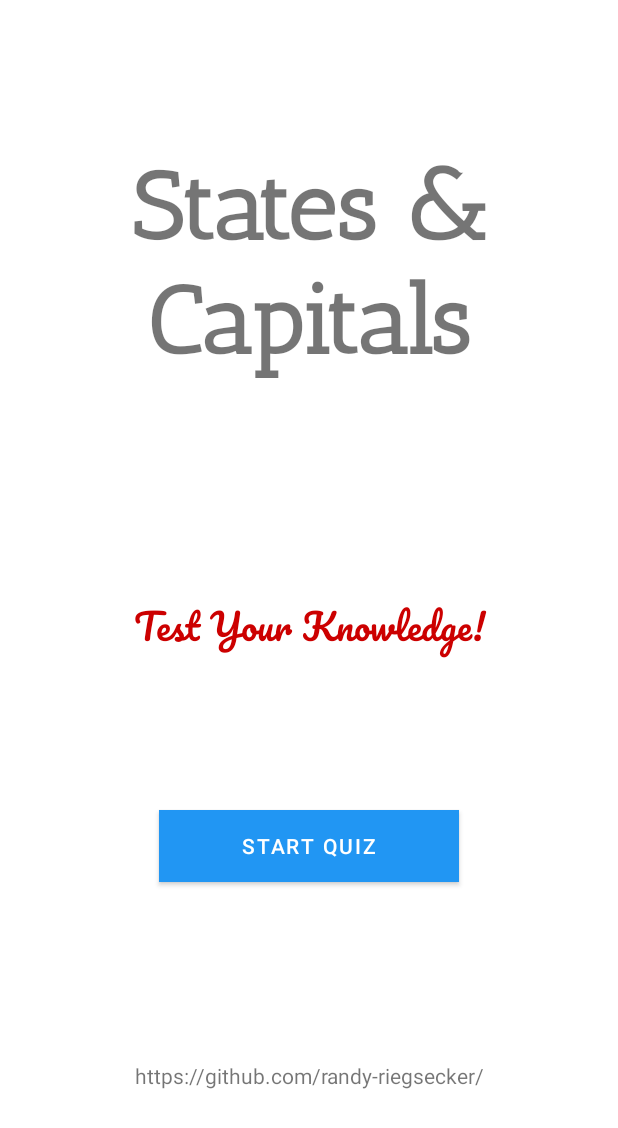
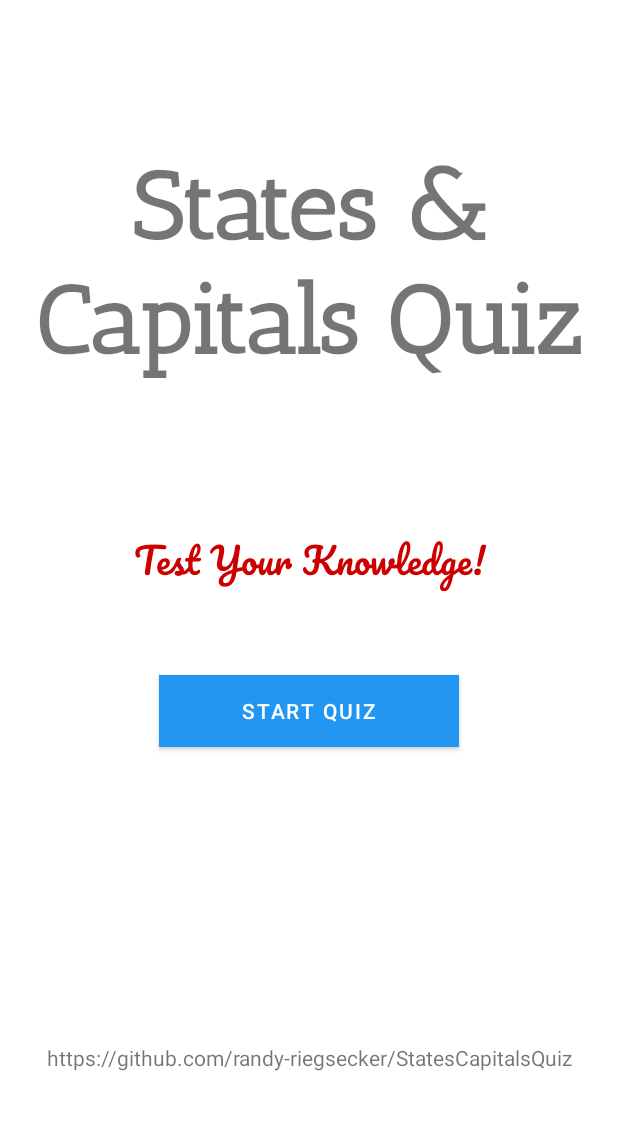
Before and after one commit to randy-riegsecker/StatesCapitalsQuiz, an Android app: the screen it shows after launch (MainActivity), on a phone screen of 412 x 824 dp. Shown: the top 1128 px of the screen. Run offline under Robolectric (Android 15) with nearby library versions, the phone set to English and light mode, and no system bars.

Commit message:
Initial Commit

```diff
--- a/app/build.gradle
+++ b/app/build.gradle
@@ -23,8 +23,8 @@ android {
         }
     }
     compileOptions {
-        sourceCompatibility JavaVersion.VERSION_1_8
-        targetCompatibility JavaVersion.VERSION_1_8
+        sourceCompatibility JavaVersion.VERSION_11
+        targetCompatibility JavaVersion.VERSION_11
     }
 }
 
--- a/app/src/main/java/com/randyriegsecker/statescapitalsquiz/MainActivity.java
+++ b/app/src/main/java/com/randyriegsecker/statescapitalsquiz/MainActivity.java
@@ -30,8 +30,7 @@ public class MainActivity extends AppCompatActivity {
             public void onClick(View view) {
 
                 // Launch the quiz activity
-                Intent quizIntent;
-                quizIntent = new Intent(MainActivity.this, QuizActivity.class);
+                Intent quizIntent = new Intent(MainActivity.this, QuizActivity.class);
                 startActivity(quizIntent);
             }
         });
--- a/app/src/main/java/com/randyriegsecker/statescapitalsquiz/Questions.java
+++ b/app/src/main/java/com/randyriegsecker/statescapitalsquiz/Questions.java
@@ -2,6 +2,8 @@ package com.randyriegsecker.statescapitalsquiz;
 
 // Author: Randy Riegsecker
 // Date: 2022/12/01
+// States & Capitals Quiz quiz questions
+// https://github.com/randy-riegsecker/StatesCapitalsQuiz
 
 // This is your question list and quiz setup.  There's no error checking so make sure it's accurate.
 // The number of questions can be anything you want.  The example test has 50 questions with 5 options each.
--- a/app/src/main/java/com/randyriegsecker/statescapitalsquiz/QuizActivity.java
+++ b/app/src/main/java/com/randyriegsecker/statescapitalsquiz/QuizActivity.java
@@ -2,7 +2,8 @@ package com.randyriegsecker.statescapitalsquiz;
 
 // Author: Randy Riegsecker
 // Date: 2022/05/31
-// States & Capitals Quiz main class activity
+// States & Capitals Quiz quiz activity
+// https://github.com/randy-riegsecker/StatesCapitalsQuiz
 
 import androidx.appcompat.app.AppCompatActivity;
 
--- a/app/src/main/java/com/randyriegsecker/statescapitalsquiz/Randomizer.java
+++ b/app/src/main/java/com/randyriegsecker/statescapitalsquiz/Randomizer.java
@@ -85,7 +85,7 @@ public class Randomizer {
     }
 
     // Shuffle or Reshuffle the ArrayList
-    public void shuffleNumberList() {
+    private void shuffleNumberList() {
 
         // SecureRandom is much better than Random
         Random random = new SecureRandom();
--- a/app/src/main/res/layout/activity_main.xml
+++ b/app/src/main/res/layout/activity_main.xml
@@ -8,8 +8,8 @@
 
     <TextView
         android:id="@+id/title_text"
-        android:layout_width="405dp"
-        android:layout_height="220dp"
+        android:layout_width="0dp"
+        android:layout_height="wrap_content"
         android:layout_marginTop="100dp"
         android:fontFamily="@font/antic_slab"
         android:includeFontPadding="false"
@@ -24,8 +24,8 @@
     <TextView
         android:id="@+id/knowledge_text"
         android:layout_width="0dp"
-        android:layout_height="64dp"
-        android:layout_marginTop="76dp"
+        android:layout_height="wrap_content"
+        android:layout_marginTop="100dp"
         android:fontFamily="@font/pacifico"
         android:includeFontPadding="false"
         android:text="@string/test_knowledge"
@@ -33,7 +33,7 @@
         android:textColor="@android:color/holo_red_dark"
         android:textSize="24sp"
         app:layout_constraintEnd_toEndOf="parent"
-        app:layout_constraintHorizontal_bias="0.494"
+        app:layout_constraintHorizontal_bias="0.0"
         app:layout_constraintStart_toStartOf="parent"
         app:layout_constraintTop_toBottomOf="@+id/title_text" />
 
@@ -41,19 +41,20 @@
         android:id="@+id/start_button"
         android:layout_width="200dp"
         android:layout_height="48dp"
-        android:layout_marginTop="80dp"
+        android:layout_marginTop="56dp"
         android:background="#2196F3"
         android:backgroundTint="@null"
         android:text="@string/start_button"
         app:layout_constraintEnd_toEndOf="parent"
+        app:layout_constraintHorizontal_bias="0.5"
         app:layout_constraintStart_toStartOf="parent"
         app:layout_constraintTop_toBottomOf="@+id/knowledge_text" />
 
     <TextView
         android:id="@+id/github_text"
         android:layout_width="0dp"
-        android:layout_height="29dp"
-        android:layout_marginBottom="32dp"
+        android:layout_height="wrap_content"
+        android:layout_marginBottom="24dp"
         android:includeFontPadding="false"
         android:text="@string/github_link"
         android:textAlignment="center"
--- a/app/src/main/res/values/strings.xml
+++ b/app/src/main/res/values/strings.xml
@@ -10,8 +10,8 @@
     <string name="submit_answer">Submit Answer</string>
     <string name="choose_an_answer">Choose An Answer!</string>
     <string name="correct_answer">Correct!</string>
-    <string name="app_title">States &amp; Capitals</string>
+    <string name="app_title">States &amp; Capitals Quiz</string>
     <string name="test_knowledge">Test Your Knowledge!</string>
     <string name="start_button">Start Quiz</string>
-    <string name="github_link">https://github.com/randy-riegsecker/</string>
+    <string name="github_link">https://github.com/randy-riegsecker/StatesCapitalsQuiz</string>
 </resources>
```
Also changed, not shown: 38 other files.
